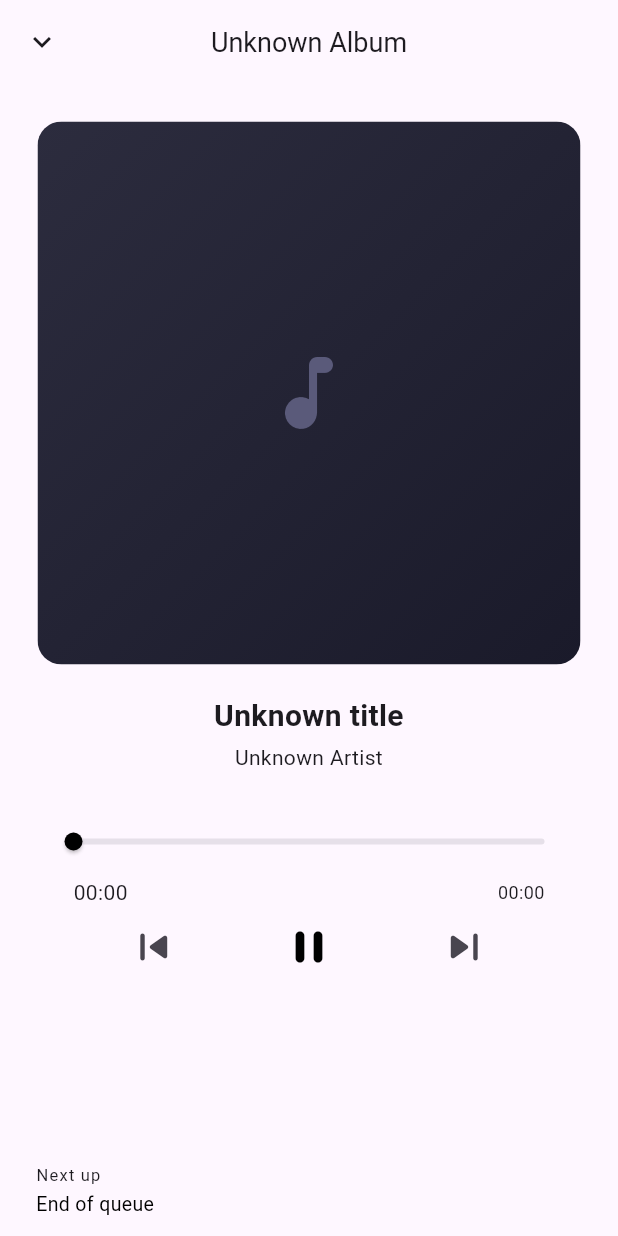
After one commit to abhijeetsagr-g/playr, a Flutter app: the PlayerView screen opened directly, after a tap on the "play arrow" icon, on a phone screen of 412 x 824 dp. The commit adds this screen. Run offline on Flutter 3.47's test engine with Material 3 defaults, Android fonts, the phone set to English and light mode, and no system bars; our stand-ins replace audio_service, flutter_bloc, just_audio, marquee, on_audio_query; project files that could hold a hidden picture were left out.

Commit message:
completed player page and fixed syncing of currentsong with audio_service

```diff
--- /dev/null
+++ b/lib/core/widget/marquee_text.dart
@@ -0,0 +1,58 @@
+import 'package:flutter/material.dart';
+import 'package:marquee/marquee.dart';
+
+class MarqueeText extends StatelessWidget {
+  const MarqueeText({
+    super.key,
+    required this.text,
+    required this.style,
+    this.center = false,
+  });
+
+  final String text;
+  final TextStyle style;
+  final bool center;
+
+  bool _needsMarquee(double maxWidth) {
+    final painter = TextPainter(
+      text: TextSpan(text: text, style: style),
+      maxLines: 1,
+      textDirection: TextDirection.ltr,
+    )..layout(maxWidth: double.infinity);
+    return painter.width > maxWidth;
+  }
+
+  @override
+  Widget build(BuildContext context) {
+    return SizedBox(
+      height: (style.fontSize ?? 14) + 8,
+      child: LayoutBuilder(
+        builder: (context, constraints) {
+          if (_needsMarquee(constraints.maxWidth)) {
+            return Marquee(
+              text: text,
+              style: style,
+              scrollAxis: Axis.horizontal,
+              blankSpace: 48.0,
+              velocity: 40.0,
+              pauseAfterRound: const Duration(seconds: 2),
+              startPadding: 0,
+              fadingEdgeStartFraction: 0.05,
+              fadingEdgeEndFraction: 0.05,
+            );
+          }
+
+          return SizedBox(
+            width: constraints.maxWidth,
+            child: Text(
+              text,
+              style: style,
+              maxLines: 1,
+              textAlign: center ? TextAlign.center : TextAlign.start,
+            ),
+          );
+        },
+      ),
+    );
+  }
+}
--- a/lib/logic/bloc/player_bloc/player_event.dart
+++ b/lib/logic/bloc/player_bloc/player_event.dart
@@ -23,13 +23,13 @@ class ToggleShuffle extends PlayerEvent {}
 
 class CycleRepeat extends PlayerEvent {}
 
-/// 🔒 Internal events (stream-driven)
-class _PlaybackStateChanged extends PlayerEvent {
-  final PlaybackState state;
-  _PlaybackStateChanged(this.state);
+class SongChanged extends PlayerEvent {
+  final SongModel song;
+  SongChanged(this.song);
 }
 
-class _MediaItemChanged extends PlayerEvent {
-  final MediaItem mediaItem;
-  _MediaItemChanged(this.mediaItem);
+class PlaybackStateChanged extends PlayerEvent {
+  final bool isPlaying;
+  final AudioProcessingState processingState;
+  PlaybackStateChanged(this.isPlaying, this.processingState);
 }
--- /dev/null
+++ b/lib/ui/home/widget/mini_player.dart
@@ -0,0 +1,102 @@
+import 'package:flutter/material.dart';
+import 'package:flutter_bloc/flutter_bloc.dart';
+import 'package:on_audio_query/on_audio_query.dart';
+import 'package:playr/logic/bloc/player_bloc/player_bloc.dart';
+import 'package:playr/ui/player/view/player_view.dart';
+import 'package:playr/ui/player/widget/album_art.dart';
+
+class MiniPlayer extends StatelessWidget {
+  const MiniPlayer({super.key});
+
+  @override
+  Widget build(BuildContext context) {
+    return BlocSelector<PlayerBloc, PlayerState, (SongModel?, bool)>(
+      selector: (state) => (state.currentSong, state.isPlaying),
+      builder: (context, data) {
+        final (song, isPlaying) = data;
+
+        if (song == null) return const SizedBox.shrink();
+
+        return GestureDetector(
+          onTap: () => Navigator.push(
+            context,
+            MaterialPageRoute(builder: (_) => const PlayerView()),
+          ),
+          child: Container(
+            margin: const EdgeInsets.symmetric(horizontal: 12, vertical: 8),
+            padding: const EdgeInsets.symmetric(horizontal: 12, vertical: 8),
+            decoration: BoxDecoration(
+              color: Colors.blueGrey,
+              borderRadius: BorderRadius.circular(16),
+            ),
+            child: Row(
+              children: [
+                // Album art
+                ClipRRect(
+                  borderRadius: BorderRadius.circular(8),
+                  child: SizedBox(
+                    width: 44,
+                    height: 44,
+                    child: AlbumArt(song: song),
+                  ),
+                ),
+                const SizedBox(width: 12),
+
+                // Title & artist
+                Expanded(
+                  child: Column(
+                    mainAxisSize: MainAxisSize.min,
+                    crossAxisAlignment: CrossAxisAlignment.start,
+                    children: [
+                      Text(
+                        song.title,
+                        maxLines: 1,
+                        overflow: TextOverflow.ellipsis,
+                        style: const TextStyle(
+                          fontSize: 14,
+                          fontWeight: FontWeight.w600,
+                        ),
+                      ),
+                      Text(
+                        song.artist ?? 'Unknown Artist',
+                        maxLines: 1,
+                        overflow: TextOverflow.ellipsis,
+                        style: const TextStyle(
+                          fontSize: 12,
+                          color: Colors.black,
+                        ),
+                      ),
+                    ],
+                  ),
+                ),
+
+                // Prev
+                IconButton(
+                  icon: const Icon(Icons.skip_previous_rounded),
+                  onPressed: () => context.read<PlayerBloc>().add(SkipPrev()),
+                  style: IconButton.styleFrom(
+                    tapTargetSize: MaterialTapTargetSize.shrinkWrap,
+                  ),
+                ),
+                // Play/Pause
+                IconButton(
+                  icon: Icon(
+                    isPlaying ? Icons.pause_rounded : Icons.play_arrow_rounded,
+                  ),
+                  onPressed: () =>
+                      context.read<PlayerBloc>().add(TogglePlayPause()),
+                ),
+
+                // Next
+                IconButton(
+                  icon: const Icon(Icons.skip_next_rounded),
+                  onPressed: () => context.read<PlayerBloc>().add(SkipNext()),
+                ),
+              ],
+            ),
+          ),
+        );
+      },
+    );
+  }
+}
--- a/lib/ui/home/widget/song_list.dart
+++ b/lib/ui/home/widget/song_list.dart
@@ -2,9 +2,11 @@ import 'package:flutter/material.dart';
 import 'package:flutter_bloc/flutter_bloc.dart';
 import 'package:on_audio_query/on_audio_query.dart';
 import 'package:playr/core/utils/format_dur.dart';
+import 'package:playr/core/widget/marquee_text.dart';
 import 'package:playr/logic/bloc/media_bloc/media_cubit.dart';
 import 'package:playr/logic/bloc/media_bloc/media_state.dart';
 import 'package:playr/logic/bloc/player_bloc/player_bloc.dart';
+import 'package:playr/ui/player/view/player_view.dart';
 
 class SongList extends StatelessWidget {
   const SongList({super.key});
@@ -25,6 +27,7 @@ class SongList extends StatelessWidget {
 
         return ListView.builder(
           itemCount: songs.length,
+          padding: EdgeInsets.only(bottom: 100),
           itemBuilder: (context, index) {
             final song = songs[index];
 
@@ -61,7 +64,7 @@ class _SongTile extends StatelessWidget {
             nullArtworkWidget: const Icon(Icons.music_note),
           ),
           trailing: Text(formatDur(song.duration ?? 0)),
-          title: Text(song.title),
+          title: MarqueeText(text: song.title, style: TextStyle()),
           subtitle: Text(song.artist ?? "Unknown"),
           onTap: () {
             context.read<PlayerBloc>().add(LoadQueue(playlist, index));
--- /dev/null
+++ b/lib/ui/player/view/player_view.dart
@@ -0,0 +1,51 @@
+import 'package:flutter/material.dart';
+import 'package:flutter_bloc/flutter_bloc.dart';
+import 'package:on_audio_query/on_audio_query.dart';
+import 'package:playr/logic/bloc/player_bloc/player_bloc.dart';
+import 'package:playr/ui/player/widget/album_art.dart';
+import 'package:playr/ui/player/widget/control_buttons.dart';
+import 'package:playr/ui/player/widget/next_song_label.dart';
+import 'package:playr/ui/player/widget/seek_bar.dart';
+import 'package:playr/ui/player/widget/song_info.dart';
+
+class PlayerView extends StatelessWidget {
+  const PlayerView({super.key});
+
+  @override
+  Widget build(BuildContext context) {
+    return BlocSelector<PlayerBloc, PlayerState, SongModel?>(
+      selector: (state) => state.currentSong,
+      builder: (context, song) => Scaffold(
+        appBar: AppBar(
+          leading: IconButton(
+            onPressed: () => Navigator.pop(context),
+            icon: Icon(Icons.keyboard_arrow_down),
+          ),
+          centerTitle: true,
+          title: Text(
+            song?.album ?? "Unknown Album",
+            style: TextStyle(fontSize: 18),
+          ),
+        ),
+        body: Padding(
+          padding: const EdgeInsets.all(25.0),
+          child: Column(
+            children: [
+              AlbumArt(song: song),
+              SizedBox(height: 20),
+              SongInfo(
+                title: song?.title ?? "Unknown title",
+                artist: song?.artist ?? "Unknown Artist",
+              ),
+              SizedBox(height: 20),
+              SeekBar(),
+              ControlButtons(),
+              // NextSongLabel(),
+            ],
+          ),
+        ),
+        bottomNavigationBar: NextSongLabel(),
+      ),
+    );
+  }
+}
--- /dev/null
+++ b/lib/ui/player/widget/album_art.dart
@@ -0,0 +1,49 @@
+import 'package:flutter/material.dart';
+import 'package:on_audio_query/on_audio_query.dart';
+
+class AlbumArt extends StatelessWidget {
+  const AlbumArt({super.key, required this.song});
+
+  final SongModel? song;
+
+  Widget _placeholder() {
+    return Container(
+      decoration: const BoxDecoration(
+        gradient: LinearGradient(
+          colors: [Color(0xFF2C2C3E), Color(0xFF1A1A2A)],
+          begin: Alignment.topLeft,
+          end: Alignment.bottomRight,
+        ),
+      ),
+      child: const Center(
+        child: Icon(
+          Icons.music_note_rounded,
+          size: 64,
+          color: Color(0xFF5A5A7A),
+        ),
+      ),
+    );
+  }
+
+  @override
+  Widget build(BuildContext context) {
+    return ClipRRect(
+      borderRadius: BorderRadius.circular(16),
+      child: AspectRatio(
+        aspectRatio: 1,
+        child: song == null
+            ? _placeholder()
+            : QueryArtworkWidget(
+                id: song!.id,
+                type: ArtworkType.AUDIO,
+                artworkWidth: double.infinity,
+                artworkHeight: double.infinity,
+                artworkFit: BoxFit.cover,
+                artworkBorder: BorderRadius.zero,
+                keepOldArtwork: true,
+                nullArtworkWidget: _placeholder(),
+              ),
+      ),
+    );
+  }
+}
--- /dev/null
+++ b/lib/ui/player/widget/control_buttons.dart
@@ -0,0 +1,63 @@
+import 'package:flutter/material.dart' hide RepeatMode;
+import 'package:flutter_bloc/flutter_bloc.dart';
+import 'package:playr/logic/bloc/player_bloc/player_bloc.dart';
+
+class ControlButtons extends StatelessWidget {
+  const ControlButtons({super.key});
+
+  @override
+  Widget build(BuildContext context) {
+    return BlocBuilder<PlayerBloc, PlayerState>(
+      builder: (context, state) {
+        final bloc = context.read<PlayerBloc>();
+
+        return Row(
+          mainAxisAlignment: MainAxisAlignment.spaceEvenly,
+          children: [
+            // Previous
+            IconButton(
+              iconSize: 36,
+              icon: const Icon(Icons.skip_previous_rounded),
+              onPressed: () => bloc.add(SkipPrev()),
+            ),
+
+            // Play / Pause
+            Container(
+              decoration: BoxDecoration(shape: BoxShape.circle),
+              child: IconButton(
+                iconSize: 36,
+                icon: Icon(
+                  state.isPlaying
+                      ? Icons.pause_rounded
+                      : Icons.play_arrow_rounded,
+                  color: Colors.black,
+                ),
+                onPressed: () => bloc.add(TogglePlayPause()),
+              ),
+            ),
+
+            // Next
+            IconButton(
+              iconSize: 36,
+              icon: const Icon(Icons.skip_next_rounded),
+              onPressed: () => bloc.add(SkipNext()),
+            ),
+
+            // Repeat
+            // IconButton(
+            //   icon: Icon(
+            //     state.repeatMode == RepeatMode.one
+            //         ? Icons.repeat_one_rounded
+            //         : Icons.repeat_rounded,
+            //     color: state.repeatMode != RepeatMode.none
+            //         ? Theme.of(context).colorScheme.primary
+            //         : Colors.black,
+            //   ),
+            //   onPressed: () => bloc.add(CycleRepeat()),
+            // ),
+          ],
+        );
+      },
+    );
+  }
+}
--- /dev/null
+++ b/lib/ui/player/widget/next_song_label.dart
@@ -0,0 +1,55 @@
+import 'package:flutter/material.dart';
+import 'package:flutter_bloc/flutter_bloc.dart';
+import 'package:on_audio_query/on_audio_query.dart';
+import 'package:playr/logic/bloc/player_bloc/player_bloc.dart';
+
+class NextSongLabel extends StatelessWidget {
+  const NextSongLabel({super.key});
+
+  @override
+  Widget build(BuildContext context) {
+    return BlocSelector<PlayerBloc, PlayerState, SongModel?>(
+      selector: (state) {
+        final queue = state.queue;
+        final current = state.currentSong;
+        if (queue.isEmpty || current == null) return null;
+        final currentIndex = queue.indexWhere((s) => s.id == current.id);
+        final nextIndex = currentIndex + 1;
+        return nextIndex < queue.length ? queue[nextIndex] : null;
+      },
+      builder: (context, nextSong) {
+        return SafeArea(
+          child: Padding(
+            padding: const EdgeInsets.symmetric(horizontal: 24, vertical: 12),
+            child: Row(
+              mainAxisAlignment: MainAxisAlignment.start,
+              children: [
+                Column(
+                  mainAxisSize: MainAxisSize.min,
+                  crossAxisAlignment: CrossAxisAlignment.start,
+                  children: [
+                    Text(
+                      'Next up',
+                      style: TextStyle(
+                        fontSize: 11,
+                        // color: Colors.white38,
+                        letterSpacing: 0.8,
+                      ),
+                    ),
+                    const SizedBox(height: 2),
+                    Text(
+                      nextSong?.title ?? 'End of queue',
+                      style: TextStyle(fontSize: 13, color: Colors.black),
+                      maxLines: 1,
+                      overflow: TextOverflow.ellipsis,
+                    ),
+                  ],
+                ),
+              ],
+            ),
+          ),
+        );
+      },
+    );
+  }
+}
--- /dev/null
+++ b/lib/ui/player/widget/seek_bar.dart
@@ -0,0 +1,84 @@
+import 'package:flutter/material.dart';
+import 'package:flutter_bloc/flutter_bloc.dart';
+import 'package:playr/core/utils/format_dur.dart';
+import 'package:playr/logic/bloc/player_bloc/player_bloc.dart';
+
+class SeekBar extends StatefulWidget {
+  const SeekBar({super.key, this.showText = true});
+  final bool showText;
+
+  @override
+  State<SeekBar> createState() => _SeekBarState();
+}
+
+class _SeekBarState extends State<SeekBar> {
+  double? _drag;
+
+  @override
+  Widget build(BuildContext context) {
+    final bloc = context.read<PlayerBloc>();
+
+    return StreamBuilder<Duration?>(
+      stream: bloc.duration,
+      builder: (context, snapshot) {
+        final duration = snapshot.data ?? Duration.zero;
+        return StreamBuilder<Duration>(
+          stream: bloc.position,
+          builder: (context, snapshot) {
+            final position = snapshot.data ?? Duration.zero;
+            final sliderValue =
+                _drag ??
+                position.inMilliseconds.toDouble().clamp(
+                  0.0,
+                  duration.inMilliseconds.toDouble(),
+                );
+
+            return Column(
+              mainAxisSize: MainAxisSize.min,
+              children: [
+                SliderTheme(
+                  data: SliderTheme.of(context).copyWith(
+                    // padding: EdgeInsets.zero,
+                    thumbColor: Colors.black,
+
+                    activeTrackColor: Colors.black,
+                    thumbShape: const RoundSliderThumbShape(
+                      enabledThumbRadius: 6,
+                    ),
+                  ),
+                  child: Slider(
+                    value: sliderValue,
+                    max: duration.inMilliseconds.toDouble(),
+                    onChanged: (value) {
+                      setState(() {
+                        _drag = value;
+                      });
+                    },
+                    onChangeEnd: (value) {
+                      bloc.add(Seek(Duration(milliseconds: value.toInt())));
+                      setState(() => _drag = null);
+                    },
+                  ),
+                ),
+                if (widget.showText)
+                  Padding(
+                    padding: const EdgeInsets.symmetric(horizontal: 24),
+                    child: Row(
+                      mainAxisAlignment: MainAxisAlignment.spaceBetween,
+                      children: [
+                        Text(formatDur(sliderValue.toInt())),
+                        Text(
+                          formatDur(duration.inMilliseconds),
+                          style: const TextStyle(fontSize: 12),
+                        ),
+                      ],
+                    ),
+                  ),
+              ],
+            );
+          },
+        );
+      },
+    );
+  }
+}
--- /dev/null
+++ b/lib/ui/player/widget/song_info.dart
@@ -0,0 +1,29 @@
+import 'package:flutter/material.dart';
+import 'package:playr/core/widget/marquee_text.dart';
+
+class SongInfo extends StatelessWidget {
+  const SongInfo({super.key, required this.title, required this.artist});
+
+  final String title;
+  final String artist;
+
+  @override
+  Widget build(BuildContext context) {
+    return Column(
+      crossAxisAlignment: CrossAxisAlignment.start,
+      children: [
+        MarqueeText(
+          text: title,
+          style: const TextStyle(fontSize: 20, fontWeight: FontWeight.bold),
+          center: true,
+        ),
+        const SizedBox(height: 4),
+        MarqueeText(
+          text: artist,
+          style: const TextStyle(fontSize: 14),
+          center: true,
+        ),
+      ],
+    );
+  }
+}
--- a/pubspec.yaml
+++ b/pubspec.yaml
@@ -16,6 +16,7 @@ dependencies:
   just_audio: ^0.10.5
   audio_service: ^0.18.18
   flutter_bloc: ^9.1.1
+  marquee: ^2.3.0
 
 dev_dependencies:
   flutter_test:
```
Also changed, not shown: lib/logic/bloc/player_bloc/player_bloc.dart (+47 -60 lines), lib/logic/services/playback_service.dart (+21 -8 lines), lib/ui/home/view/home_view.dart (+11 -1 lines), pubspec.lock.
